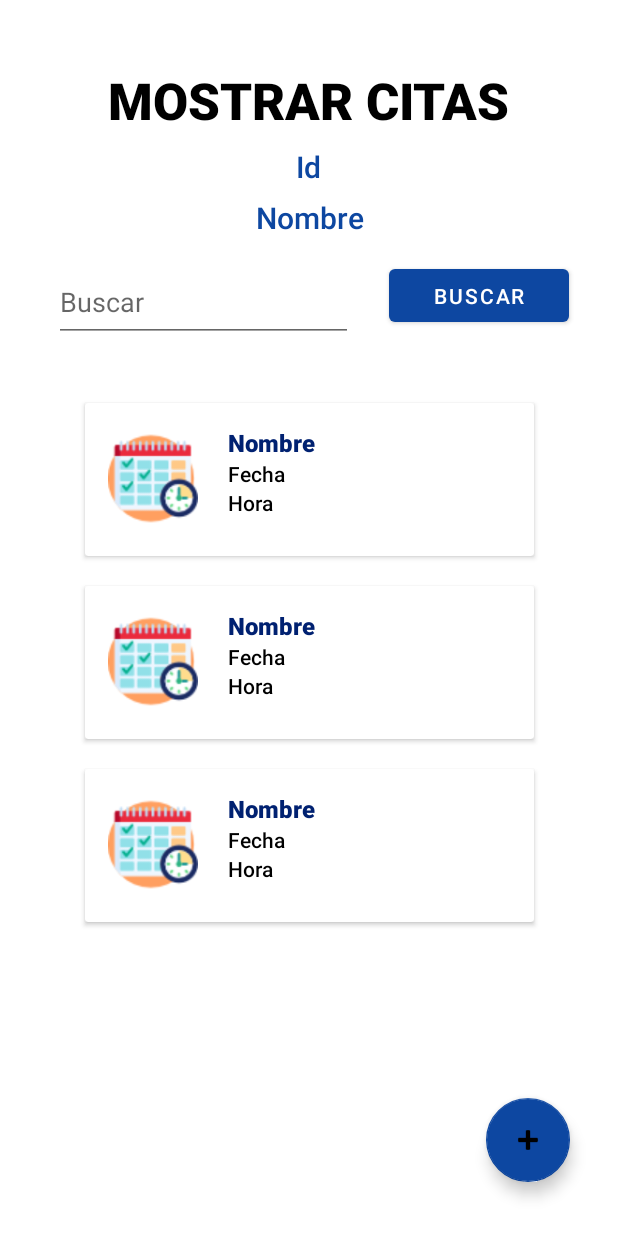
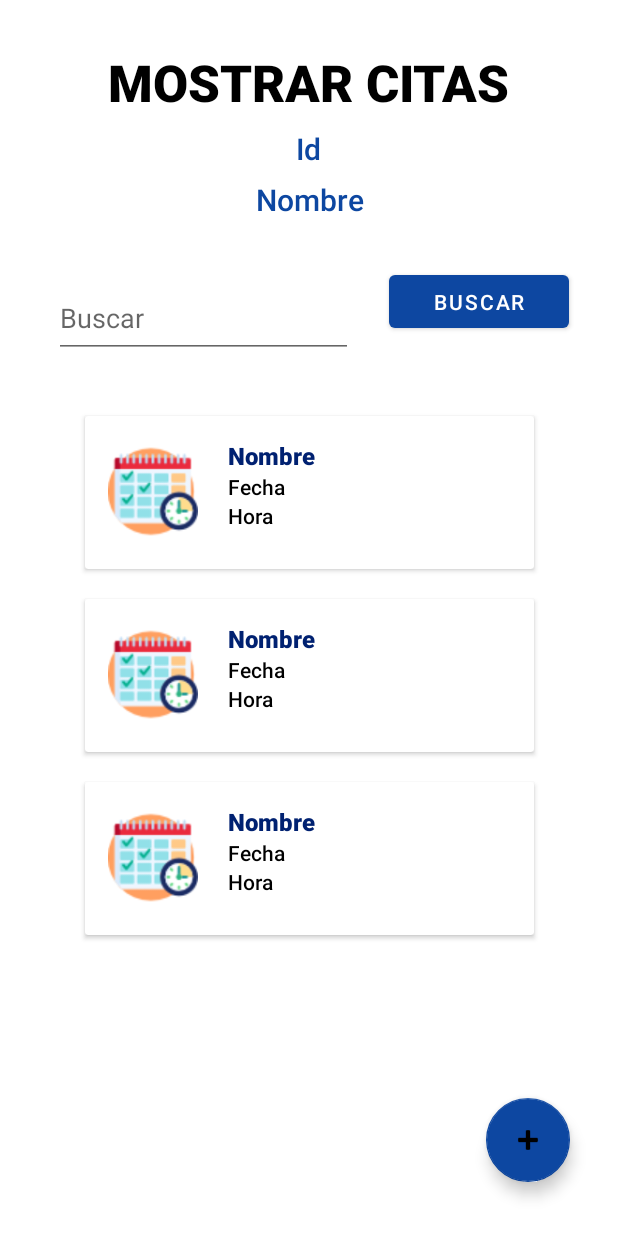
Before and after one commit to dianaplascencia0412/ConsultorioPlanner, an Android app: the layout activity_mostrar_citas.xml on its own in the app's theme, with its tools: preview values and no code run, on a phone screen of 412 x 824 dp. Run offline under Robolectric (Android 15) with nearby library versions, the light colour scheme and no system bars.

Commit message:
Nuevo Comit

```diff
--- a/app/src/main/res/layout/activity_mostrar_citas.xml
+++ b/app/src/main/res/layout/activity_mostrar_citas.xml
@@ -10,7 +10,7 @@
         android:id="@+id/textView11"
         android:layout_width="wrap_content"
         android:layout_height="wrap_content"
-        android:layout_marginTop="44dp"
+        android:layout_marginTop="32dp"
         android:fontFamily="sans-serif-black"
         android:text="MOSTRAR CITAS"
         android:textColor="?attr/colorOnSecondary"
@@ -52,8 +52,8 @@
 
     <TextView
         android:id="@+id/txtNombreDoctor"
-        android:layout_width="254dp"
-        android:layout_height="27dp"
+        android:layout_width="315dp"
+        android:layout_height="50dp"
         android:layout_marginTop="4dp"
         android:fontFamily="sans-serif-medium"
         android:text="@string/NombreDoctorCitas"
@@ -96,7 +96,7 @@
         android:id="@+id/btnBuscarCitasFecha"
         android:layout_width="120dp"
         android:layout_height="47dp"
-        android:layout_marginTop="84dp"
+        android:layout_marginTop="100dp"
         android:onClick="mostrarcitafitro"
         android:text="Buscar"
         android:textColor="@color/primaryTextColor"
```
Also changed, not shown: app/src/main/java/mx/edu/tecmm/consultorioplanner/AgregarDoctor.kt (+22 -1 lines), app/src/main/java/mx/edu/tecmm/consultorioplanner/Sentencias.kt (+9 -0 lines), app/src/main/res/layout/view_item.xml (+4 -4 lines).
